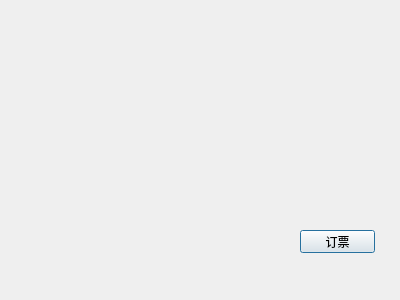
Old version of the form src/Cpluspluswork/seat.ui in the repository wutb15/C-work.
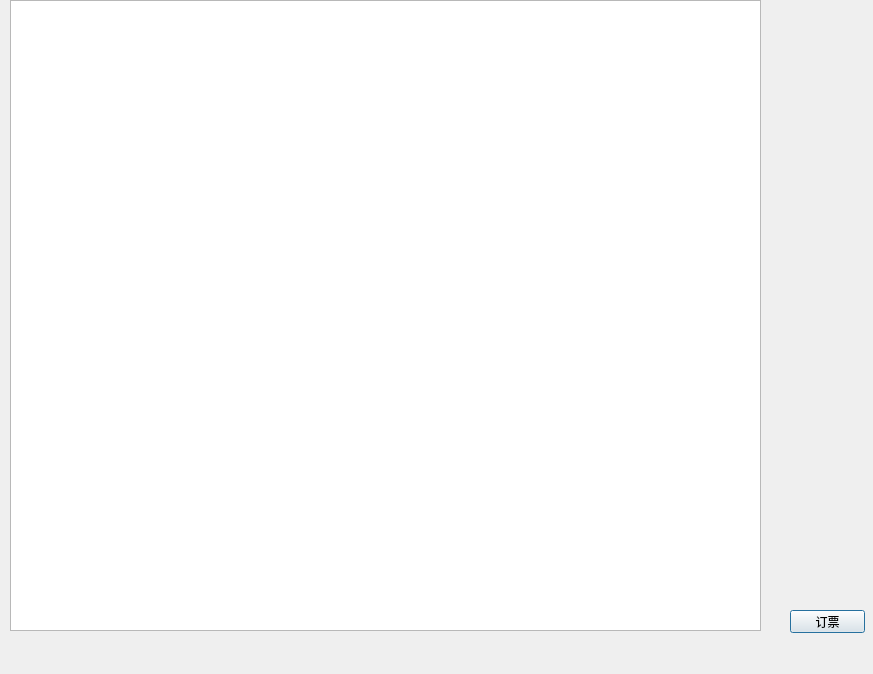
New version of the form.

The edit to the form file:
```diff
--- a/src/Cpluspluswork/seat.ui
+++ b/src/Cpluspluswork/seat.ui
@@ -6,8 +6,8 @@
    <rect>
     <x>0</x>
     <y>0</y>
-    <width>400</width>
-    <height>300</height>
+    <width>873</width>
+    <height>674</height>
    </rect>
   </property>
   <property name="windowTitle">
@@ -16,8 +16,8 @@
   <widget class="QPushButton" name="bookButton">
    <property name="geometry">
     <rect>
-     <x>300</x>
-     <y>230</y>
+     <x>790</x>
+     <y>610</y>
      <width>75</width>
      <height>23</height>
     </rect>
@@ -26,6 +26,21 @@
     <string>订票</string>
    </property>
   </widget>
+  <widget class="QWidget" name="gridLayoutWidget">
+   <property name="geometry">
+    <rect>
+     <x>10</x>
+     <y>0</y>
+     <width>751</width>
+     <height>631</height>
+    </rect>
+   </property>
+   <layout class="QGridLayout" name="gridLayout">
+    <item row="0" column="0">
+     <widget class="QTableWidget" name="seats"/>
+    </item>
+   </layout>
+  </widget>
  </widget>
  <resources/>
  <connections/>
```
Left out of the diff: 4 changed lines with no effect on the pictures.
